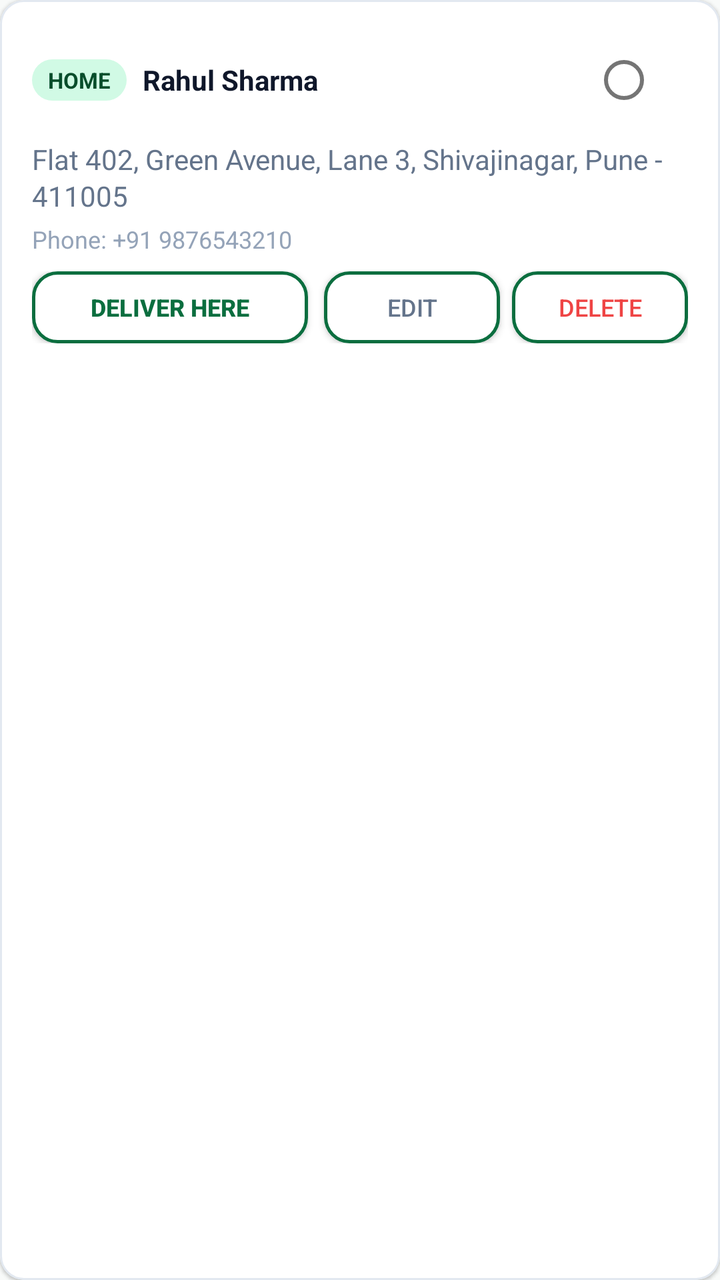
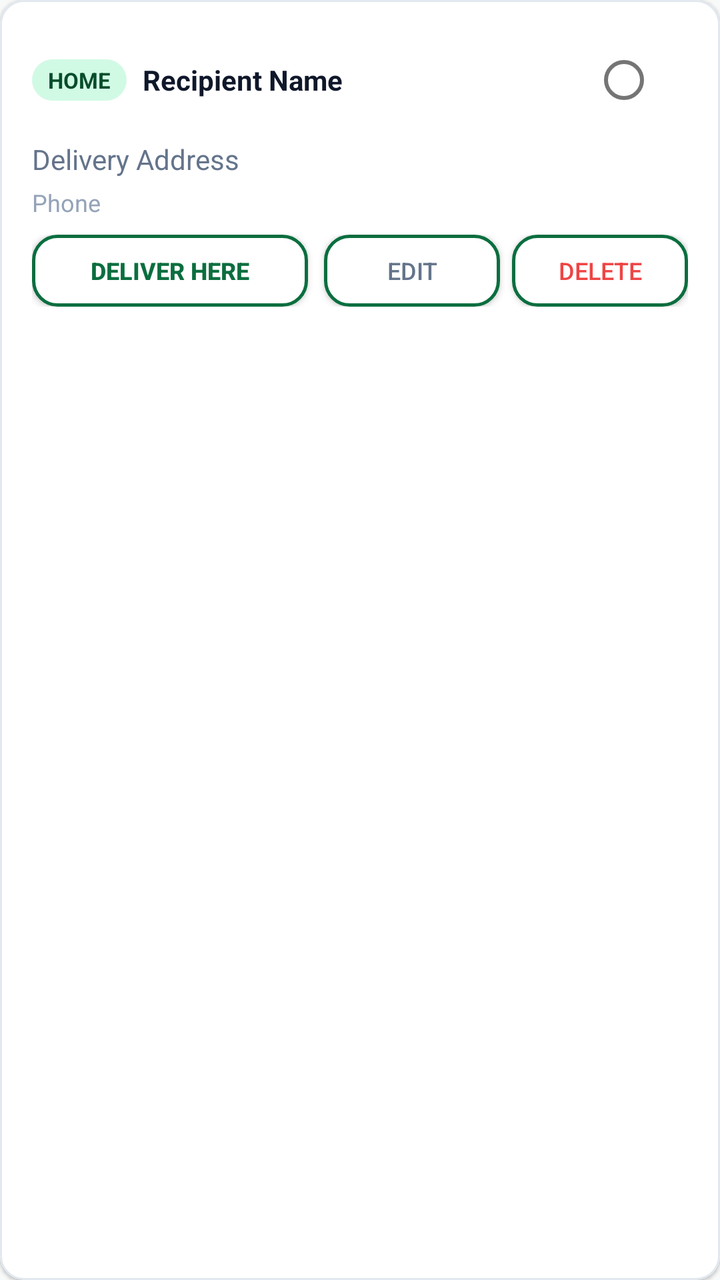

An Android layout rendered at two revisions. The XML below is the earlier revision; the diff shows what the commit changed to produce the second picture.
<!-- AndroidManifest.xml: application theme Theme.Rucart -->
<!-- res/layout/item_address.xml -->
<?xml version="1.0" encoding="utf-8"?>
<com.google.android.material.card.MaterialCardView xmlns:android="http://schemas.android.com/apk/res/android"
    xmlns:app="http://schemas.android.com/apk/res-auto"
    android:layout_width="match_parent"
    android:layout_height="wrap_content"
    android:layout_marginVertical="@dimen/spacing_xs"
    app:cardCornerRadius="@dimen/corner_radius_medium"
    app:cardElevation="1dp"
    app:strokeColor="@color/divider_color"
    app:strokeWidth="1dp">

    <LinearLayout
        android:layout_width="match_parent"
        android:layout_height="wrap_content"
        android:orientation="vertical"
        android:padding="@dimen/spacing_medium">

        <LinearLayout
            android:layout_width="match_parent"
            android:layout_height="wrap_content"
            android:gravity="center_vertical"
            android:orientation="horizontal">

            <TextView
                android:id="@+id/tvAddressTitle"
                android:layout_width="wrap_content"
                android:layout_height="wrap_content"
                android:background="@drawable/bg_badge_green"
                android:paddingHorizontal="8dp"
                android:paddingVertical="3dp"
                android:text="HOME"
                android:textColor="@color/primary_green_dark"
                android:textSize="11sp"
                android:textStyle="bold" />

            <TextView
                android:id="@+id/tvRecipient"
                android:layout_width="0dp"
                android:layout_height="wrap_content"
                android:layout_marginStart="@dimen/spacing_small"
                android:layout_weight="1"
                android:text="Rahul Sharma"
                android:textColor="@color/text_primary"
                android:textSize="@dimen/text_body"
                android:textStyle="bold" />

            <RadioButton
                android:id="@+id/rbSelectAddress"
                android:layout_width="wrap_content"
                android:layout_height="wrap_content"
                android:clickable="false"
                android:focusable="false" />
        </LinearLayout>

        <TextView
            android:id="@+id/tvFullAddress"
            android:layout_width="match_parent"
            android:layout_height="wrap_content"
            android:layout_marginTop="6dp"
            android:lineSpacingExtra="2dp"
            android:text="Flat 402, Green Avenue, Lane 3, Shivajinagar, Pune - 411005"
            android:textColor="@color/text_secondary"
            android:textSize="@dimen/text_body" />

        <TextView
            android:id="@+id/tvAddressPhone"
            android:layout_width="wrap_content"
            android:layout_height="wrap_content"
            android:layout_marginTop="4dp"
            android:text="Phone: +91 9876543210"
            android:textColor="@color/text_muted"
            android:textSize="12sp" />

        
        <LinearLayout
            android:layout_width="match_parent"
            android:layout_height="wrap_content"
            android:layout_marginTop="@dimen/spacing_small"
            android:gravity="center_vertical"
            android:orientation="horizontal">

            <androidx.appcompat.widget.AppCompatButton
                android:id="@+id/btnDeliverHere"
                android:layout_width="0dp"
                android:layout_height="36dp"
                android:layout_weight="1"
                android:background="@drawable/bg_button_secondary"
                android:paddingHorizontal="@dimen/spacing_small"
                android:text="Deliver Here"
                android:textColor="@color/primary_green"
                android:textSize="12sp"
                android:textStyle="bold" />

            <androidx.appcompat.widget.AppCompatButton
                android:id="@+id/btnEditAddress"
                android:layout_width="wrap_content"
                android:layout_height="36dp"
                android:layout_marginStart="8dp"
                android:background="@drawable/bg_button_secondary"
                android:paddingHorizontal="12dp"
                android:text="Edit"
                android:textColor="@color/text_secondary"
                android:textSize="12sp" />

            <androidx.appcompat.widget.AppCompatButton
                android:id="@+id/btnDeleteAddress"
                android:layout_width="wrap_content"
                android:layout_height="36dp"
                android:layout_marginStart="6dp"
                android:background="@drawable/bg_button_secondary"
                android:paddingHorizontal="12dp"
                android:text="Delete"
                android:textColor="@color/danger_red"
                android:textSize="12sp" />
        </LinearLayout>
    </LinearLayout>
</com.google.android.material.card.MaterialCardView>
<!-- resources referenced by this layout -->
<resources>
  <color name="danger_red">#EF4444</color>
  <color name="divider_color">#E2E8F0</color>
  <color name="primary_green">#0B6E3F</color>
  <color name="primary_green_dark">#074D2B</color>
  <color name="text_muted">#94A3B8</color>
  <color name="text_primary">#0F172A</color>
  <color name="text_secondary">#64748B</color>
  <dimen name="corner_radius_medium">12dp</dimen>
  <dimen name="spacing_medium">16dp</dimen>
  <dimen name="spacing_small">8dp</dimen>
  <dimen name="spacing_xs">4dp</dimen>
  <dimen name="text_body">14sp</dimen>
  <!-- drawable bg_badge_green (drawable) -->
  <?xml version="1.0" encoding="utf-8"?>
  <shape xmlns:android="http://schemas.android.com/apk/res/android"
      android:shape="rectangle">
      <solid android:color="@color/accent_green_light" />
      <corners android:radius="@dimen/corner_radius_pill" />
  </shape>
  <!-- drawable bg_button_secondary (drawable) -->
  <?xml version="1.0" encoding="utf-8"?>
  <ripple xmlns:android="http://schemas.android.com/apk/res/android"
      android:color="@color/primary_green_ultra_light">
      <item>
          <shape android:shape="rectangle">
              <solid android:color="@color/white" />
              <stroke
                  android:width="1.5dp"
                  android:color="@color/primary_green" />
              <corners android:radius="@dimen/corner_radius_medium" />
          </shape>
      </item>
  </ripple>
  <style name="Theme.Rucart" parent="Theme.MaterialComponents.DayNight.NoActionBar">
          
          <item name="colorPrimary">@color/primary_green</item>
          <item name="colorPrimaryVariant">@color/primary_green_dark</item>
          <item name="colorOnPrimary">@color/text_on_primary</item>
  
          
          <item name="colorSecondary">@color/accent_green</item>
          <item name="colorSecondaryVariant">@color/primary_green_light</item>
          <item name="colorOnSecondary">@color/white</item>
  
          
          <item name="android:statusBarColor">@color/primary_green_dark</item>
          <item name="android:windowLightStatusBar">false</item>
          <item name="android:navigationBarColor">@color/white</item>
          <item name="android:windowLightNavigationBar">true</item>
  
          
          <item name="android:windowBackground">@color/window_background</item>
      </style>
  <color name="accent_green_light">#D1FAE5</color>
  <dimen name="corner_radius_pill">999dp</dimen>
  <color name="primary_green_ultra_light">#EAF6EE</color>
  <color name="white">#FFFFFF</color>
  <color name="text_on_primary">#FFFFFF</color>
  <color name="accent_green">#00A859</color>
  <color name="primary_green_light">#13884C</color>
  <color name="window_background">#F8FAF9</color>
</resources>

<!-- the commit's change to res/layout/item_address.xml (unified diff, before → after) -->
@@ -39,7 +39,7 @@
                 android:layout_height="wrap_content"
                 android:layout_marginStart="@dimen/spacing_small"
                 android:layout_weight="1"
-                android:text="Rahul Sharma"
+                android:text="Recipient Name"
                 android:textColor="@color/text_primary"
                 android:textSize="@dimen/text_body"
                 android:textStyle="bold" />
@@ -58,7 +58,7 @@
             android:layout_height="wrap_content"
             android:layout_marginTop="6dp"
             android:lineSpacingExtra="2dp"
-            android:text="Flat 402, Green Avenue, Lane 3, Shivajinagar, Pune - 411005"
+            android:text="Delivery Address"
             android:textColor="@color/text_secondary"
             android:textSize="@dimen/text_body" />
 
@@ -67,7 +67,7 @@
             android:layout_width="wrap_content"
             android:layout_height="wrap_content"
             android:layout_marginTop="4dp"
-            android:text="Phone: +91 9876543210"
+            android:text="Phone"
             android:textColor="@color/text_muted"
             android:textSize="12sp" />
 
